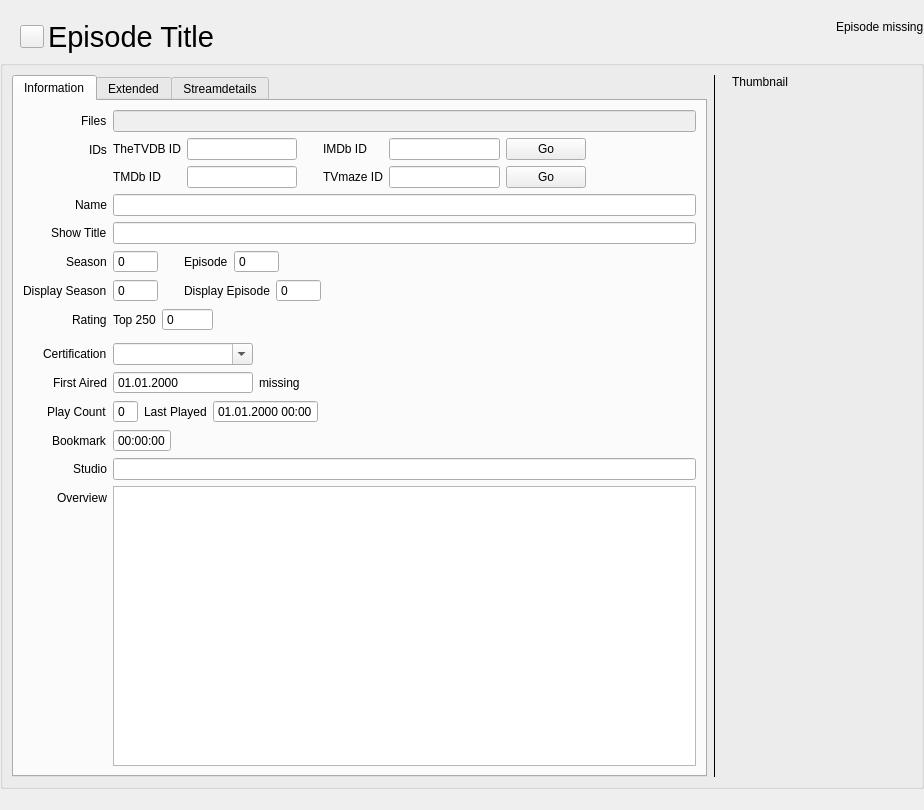
Komet/MediaElch, file src/ui/tv_show/TvShowWidgetEpisode.ui: the form before one commit.
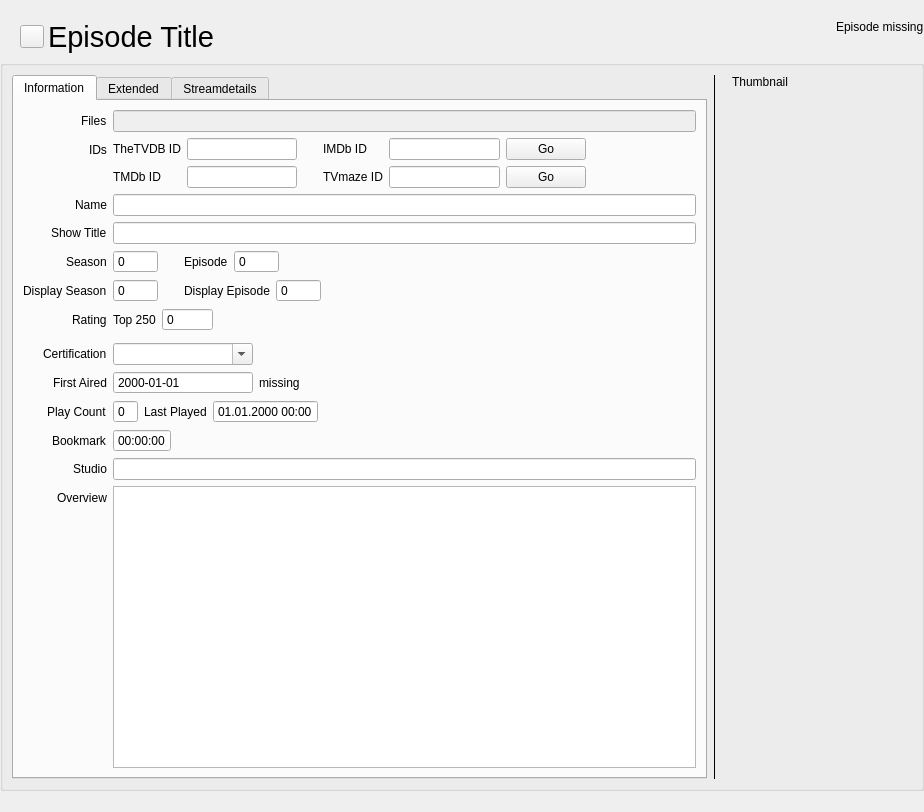
The form after the commit. Icons and pictures are not drawn. Custom widgets are drawn as their Qt base class.

Commit message: fix(UI): Use full date for movie's release-date, not just its year

```diff
--- a/src/ui/tv_show/TvShowWidgetEpisode.ui
+++ b/src/ui/tv_show/TvShowWidgetEpisode.ui
@@ -7,7 +7,7 @@
     <x>0</x>
     <y>0</y>
     <width>924</width>
-    <height>810</height>
+    <height>812</height>
    </rect>
   </property>
   <layout class="QVBoxLayout" name="verticalLayout" stretch="0,1">
@@ -628,7 +628,7 @@
                  <enum>QAbstractSpinBox::NoButtons</enum>
                 </property>
                 <property name="displayFormat">
-                 <string>dd.MM.yyyy</string>
+                 <string extracomment="Date Format">yyyy-MM-dd</string>
                 </property>
                </widget>
               </item>
```
The commit also changes 4 other files.
